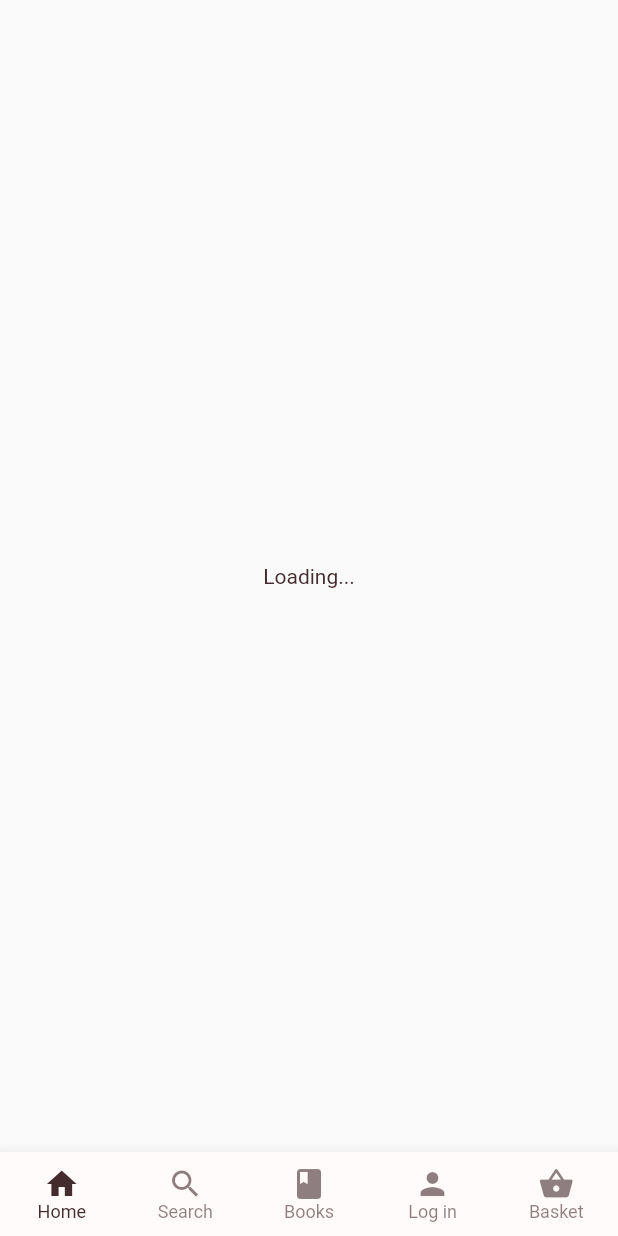
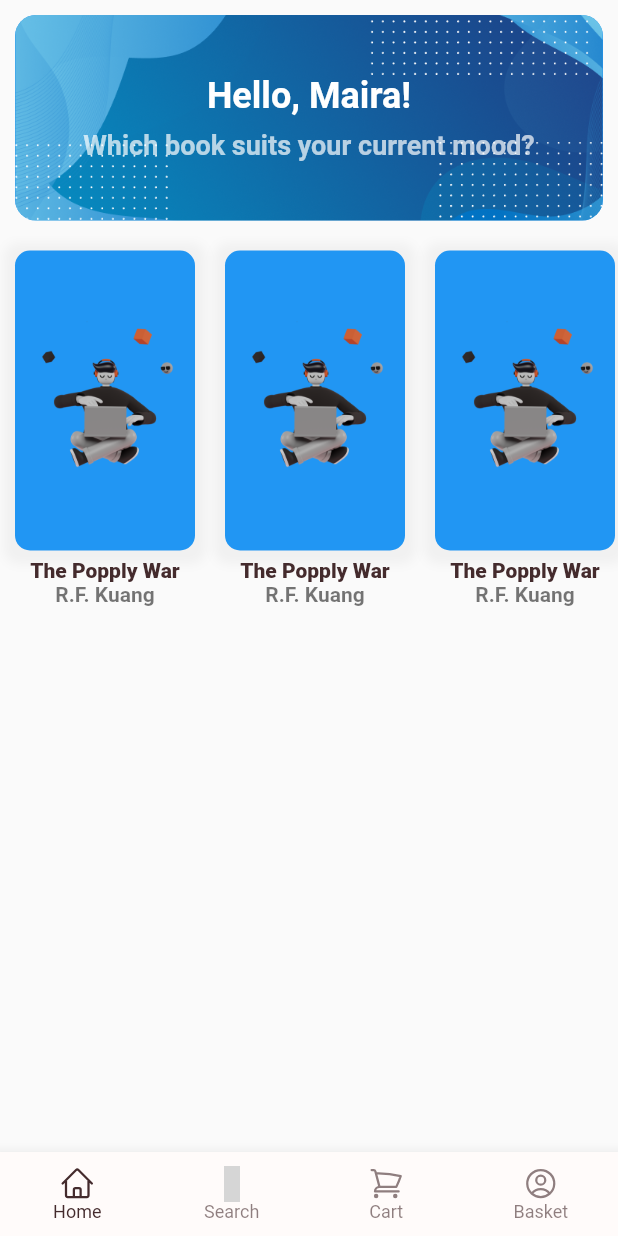
Before and after one commit to sdu-mp-21/musical-octo-fiesta, a Flutter app: the screen it shows after launch, on a phone screen of 412 x 824 dp. Run offline on Flutter 3.47's test engine with Material 2 defaults, Android fonts, the phone set to English and light mode, and no system bars; our stand-ins replace heroicons, rxdart; Roboto replaces fonts that are missing (Rubik); grey boxes are pictures that could not be loaded.

Commit message:
baner, scrolling list added

```diff
--- a/lib/home.dart
+++ b/lib/home.dart
@@ -11,77 +11,121 @@ class Home extends StatefulWidget {
   _HomeWidgetState createState() => _HomeWidgetState();
 }
 
-class Book {
-  String title, price, image;
-  Book({String title, String price, String image}) {
-    this.title = title;
-    this.price = price;
-    this.image = image;
-  }
-  @override
-  String toString() {
-    return "$title $price $image";
-  }
+Widget welcomeWidget(String firstName) {
+  return Container(
+      padding: EdgeInsets.all(10),
+      child: ClipRRect(
+        child: Container(
+          decoration: BoxDecoration(
+            color: Colors.blue,
+            image: DecorationImage(
+              image: AssetImage("assets/images/08.png"),
+              fit: BoxFit.cover,
+            ),
+          ),
+          child: Padding(
+            padding: EdgeInsets.all(40),
+            child: Column(
+              mainAxisAlignment: MainAxisAlignment.center,
+              crossAxisAlignment: CrossAxisAlignment.center,
+              children: [
+                Text(
+                  "Hello, $firstName!",
+                  style: TextStyle(
+                      color: Colors.white,
+                      fontSize: 24,
+                      fontWeight: FontWeight.bold),
+                ),
+                SizedBox(height: 8),
+                Text(
+                  "Which book suits your current mood?",
+                  style: TextStyle(
+                    color: Colors.white70,
+                    fontSize: 18,
+                    fontWeight: FontWeight.bold,
+                  ),
+                  textAlign: TextAlign.center,
+                )
+              ],
+            ),
+          ),
+        ),
+        borderRadius: BorderRadius.circular(14),
+      ));
 }
 
-Future<List<Book>> getBooks(query) async {
-  List<Book> books = [];
-  var url = Uri.https('api.itbook.store', '/1.0/search/$query');
-  var response = await http.get(url);
-
-  if (response.statusCode == 200) {
-    var jsonResponse =
-        convert.jsonDecode(response.body) as Map<String, dynamic>;
-    for (var jsonBook in jsonResponse["books"]) {
-      Book book = new Book(
-          title: jsonBook["title"],
-          price: jsonBook["price"],
-          image: jsonBook["image"]);
-      books.add(book);
-    }
-  } else {
-    print('Request failed with status: ${response.statusCode}.');
-  }
-  return books;
+Widget bookWidget() {
+  return Padding(
+      padding: EdgeInsets.all(10),
+      child: SizedBox(
+          width: 120,
+          height: 200,
+          child: Column(children: [
+            Container(
+              height: 200,
+              width: 120,
+              decoration: BoxDecoration(
+                  color: Colors.blue,
+                  image: DecorationImage(
+                    image: AssetImage("assets/images/baner.png"),
+                    fit: BoxFit.contain,
+                  ),
+                  borderRadius: BorderRadius.circular(10),
+                  boxShadow: [
+                    BoxShadow(
+                      color: Colors.grey.withOpacity(0.1),
+                      spreadRadius: 7,
+                      blurRadius: 5,
+                      offset: Offset(0, 2), // changes position of shadow
+                    ),
+                  ]),
+            ),
+            SizedBox(
+              height: 5,
+            ),
+            Text(
+              "The Popply War",
+              style: TextStyle(fontWeight: FontWeight.w800),
+            ),
+            Text("R.F. Kuang",
+                style: TextStyle(
+                    color: Colors.black54, fontWeight: FontWeight.w600))
+          ])));
 }
 
-Widget BooksWidget(List<Book> books) {
-  List<Widget> list = [];
-  for (Book book in books) {
-    list.add(BookWidget(book));
-  }
-  return ListView(padding: const EdgeInsets.all(8), children: list);
-}
-
-Widget BookWidget(Book book) {
-  return Container(
-    height: 100,
-    child: Row(
-      children: [
-        Image.network(book.image, fit: BoxFit.fitHeight),
-        Text(book.title, overflow: TextOverflow.ellipsis)
-      ],
-    ),
+Widget _buildBody() {
+  return ListView(
+    scrollDirection: Axis.vertical,
+    shrinkWrap: true,
+    children: [
+      welcomeWidget("Maira"),
+      Container(
+          height: 300,
+          child: ListView(
+            scrollDirection: Axis.horizontal,
+            shrinkWrap: true,
+            physics: ClampingScrollPhysics(),
+            children: [
+              bookWidget(),
+              bookWidget(),
+              bookWidget(),
+              bookWidget(),
+              bookWidget(),
+            ],
+          ))
+    ],
   );
 }
 
 class _HomeWidgetState extends State<Home> {
-  List<Book> books = [];
-
   @override
   Widget build(BuildContext context) {
-    const List<String> bookNames = ["mongodb", "google", "react", "interview"];
-    var random = new Random();
-    String randomBookName = bookNames[random.nextInt(bookNames.length)];
-    return SafeArea(
-        child: FutureBuilder(
-            future: getBooks(randomBookName),
-            builder: (context, snapshot) {
-              if (!snapshot.hasData) {
-                // Future hasn't finished yet, return a placeholder
-                return Center(child: Text('Loading...'));
-              }
-              return BooksWidget(snapshot.data);
-            }));
+    return SafeArea(child: FutureBuilder(builder: (context, snapshot) {
+      // if (!snapshot.hasData) {
+      //   // Future hasn't finished yet, return a placeholder
+      //   return Center(child: Text('Loading...'));
+      // }
+      return _buildBody();
+    }));
   }
 }
--- a/lib/main.dart
+++ b/lib/main.dart
@@ -1,4 +1,6 @@
+import 'package:flutter/cupertino.dart';
 import 'package:flutter/material.dart';
+import 'package:heroicons/heroicons.dart';
 import 'search.dart';
 import 'item.dart';
 import 'home.dart';
@@ -55,24 +57,20 @@ class _MyHomePageState extends State<MyHomePage> {
         },
         items: [
           BottomNavigationBarItem(
-            title: Text('Home'),
-            icon: Icon(Icons.home),
+            label: 'Home',
+            icon: HeroIcon(HeroIcons.home),
           ),
           BottomNavigationBarItem(
-            title: Text('Search'),
-            icon: Icon(Icons.search),
+            label: 'Search',
+            icon: HeroIcon(HeroIcons.search),
           ),
           BottomNavigationBarItem(
-            title: Text('Books'),
-            icon: Icon(Icons.book),
+            label: 'Cart',
+            icon: HeroIcon(HeroIcons.shoppingCart),
           ),
           BottomNavigationBarItem(
-            title: Text('Log in'),
-            icon: Icon(Icons.person),
-          ),
-          BottomNavigationBarItem(
-            title: Text('Basket'),
-            icon: Icon(Icons.shopping_basket),
+            label: 'Basket',
+            icon: HeroIcon(HeroIcons.userCircle),
           ),
         ],
       ),
--- a/pubspec.yaml
+++ b/pubspec.yaml
@@ -13,6 +13,7 @@ dependencies:
   cupertino_icons: ^0.1.3
   rxdart: 0.27.2
   http: ^0.13.4
+  heroicons: ^0.3.0
 
 dev_dependencies:
   flutter_test:
@@ -27,6 +28,7 @@ flutter:
     - assets/images/2.jpg
     - assets/images/3.jpg
     - assets/images/baner.png
+    - assets/images/08.png
     - assets/images/atomichabits.jpg
 
   # To add assets to your application, add an assets section, like this:
```
Also changed, not shown: assets/images/08.png (added), pubspec.lock.
